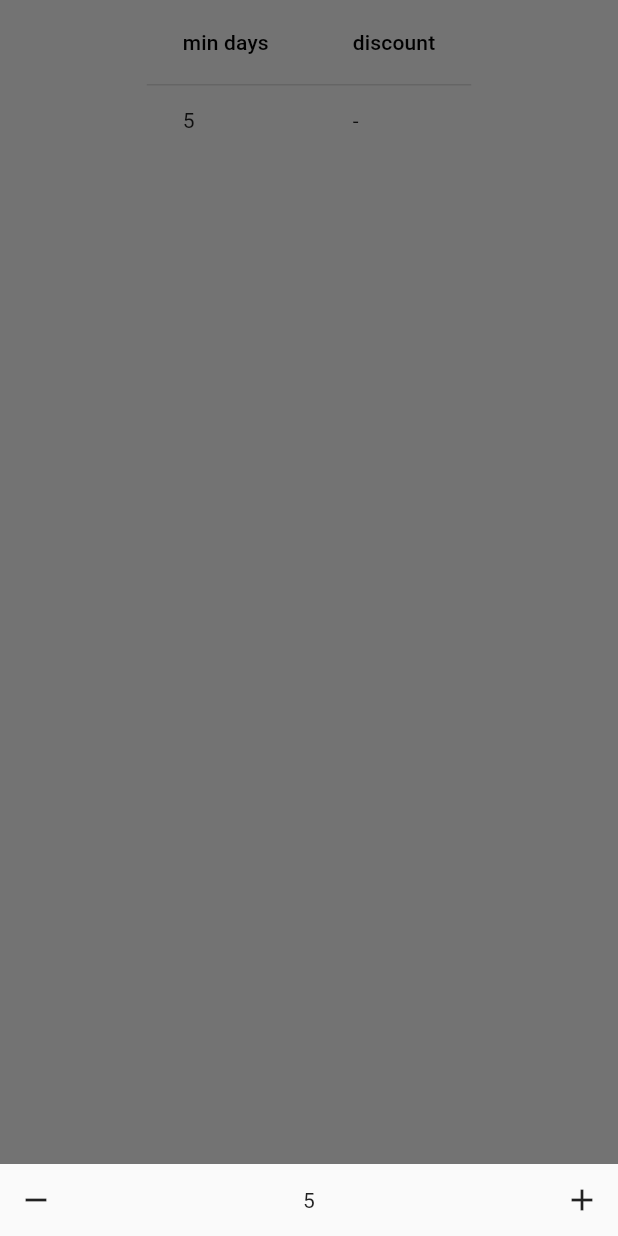
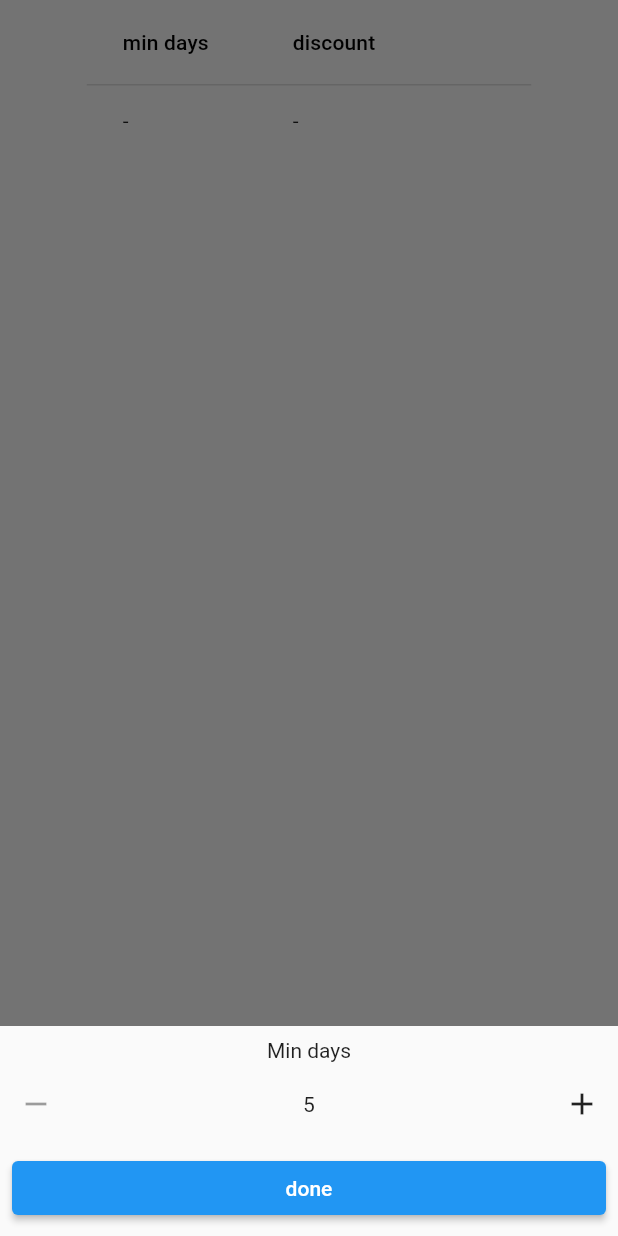
Before and after one commit to cedvdb/flutter_repros, a Flutter app: the screen it shows after launch, after a tap on an icon or button, on a phone screen of 412 x 824 dp. Run offline on Flutter 3.47's test engine with Material 2 defaults, Android fonts, the phone set to English and light mode, and no system bars; our stand-ins replace equatable.

Commit message:
discount table

```diff
--- a/lib/discount_list.dart
+++ b/lib/discount_list.dart
@@ -12,8 +12,7 @@ class DiscountList
   @override
   set length(int length) => _entries.length = length;
 
-  DiscountList([List<DiscountEntry> entries = const []])
-      : assert(entries.length <= 5) {
+  DiscountList([List<DiscountEntry> entries = const []]) {
     for (var entry in entries) {
       _entries.add(entry);
     }
--- a/lib/discount_table_field.dart
+++ b/lib/discount_table_field.dart
@@ -1,20 +1,40 @@
+// ignore_for_file: public_member_api_docs, sort_constructors_first
 import 'dart:math';
 
 import 'package:flutter/material.dart';
+
 import 'package:flutter_repros/discount_entry.dart';
 import 'package:flutter_repros/discount_list.dart';
+import 'package:flutter_repros/internal/bottom_sheet_form.dart';
+import 'package:flutter_repros/internal/cross_platform.dart';
 
-class DiscountValue {
+class DiscountItem {
   int? minDays;
   int? discount;
 
-  DiscountValue({required this.minDays, required this.discount});
+  DiscountItem({required this.minDays, required this.discount});
 
-  DiscountValue.empty()
+  DiscountItem.empty()
       : minDays = null,
         discount = null;
 
+  DiscountItem.fromEntry(DiscountEntry entry)
+      : minDays = entry.minDays,
+        discount = entry.discount;
+
   bool get isValid => minDays != null && discount != null;
+
+  bool get isEmpty => minDays == null && discount == null;
+  bool get isNotEmpty => !isEmpty;
+
+  bool get isMax =>
+      minDays == DiscountEntry.maxMinDays ||
+      discount == DiscountEntry.maxDiscount;
+
+  bool get isNotMax => !isMax;
+
+  @override
+  String toString() => 'DiscountValue(minDays: $minDays, discount: $discount)';
 }
 
 class DiscountTableField extends StatefulWidget {
@@ -32,41 +52,98 @@ class DiscountTableField extends StatefulWidget {
 }
 
 class _DiscountTableFieldState extends State<DiscountTableField> {
-  List<DiscountEntry> entries = [];
-  DiscountValue nextEntry = DiscountValue.empty();
+  static const step = 5;
+  List<DiscountItem> _items = [];
 
   @override
   void initState() {
-    entries = widget.initialValue;
+    _items = widget.initialValue.map(DiscountItem.fromEntry).toList();
+    _items.add(DiscountItem.empty());
     super.initState();
   }
 
-  void _showDaysPicker(BuildContext context) {
-    const min = 5;
-    setState(() => nextEntry.minDays = min);
-    showModalBottomSheet(
-      context: context,
-      useRootNavigator: true,
-      builder: (ctx) => NumberStepperField(
-        max: 100,
-        min: min,
-        onChange: (value) => setState(() => nextEntry.minDays = value),
+  @override
+  void setState(VoidCallback fn) {
+    super.setState(fn);
+    _onChange();
+  }
+
+  void _onChange() {
+    if (_items.isEmpty || (_items.last.isValid && _items.last.isNotMax)) {
+      setState(() => _items.add(DiscountItem.empty()));
+    }
+  }
+
+  void _showDaysPicker(BuildContext context, DiscountItem item) {
+    final itemIndex = _items.indexOf(item);
+    final isFirstItem = itemIndex == 0;
+    final isLastItem = itemIndex == _items.length - 1;
+    final previousItem = isFirstItem ? null : _items[itemIndex - 1];
+    final nextItem = isLastItem ? null : _items[itemIndex + 1];
+    // the minimum is a step above the previous item
+    var min = step;
+    if (!isFirstItem) {
+      min = previousItem!.minDays! + step;
+    }
+    // the maximum is a step below the next item
+    var max = DiscountEntry.maxMinDays;
+    if (!isLastItem && nextItem!.minDays != null) {
+      max = (nextItem.minDays! - step);
+    }
+    int newValue = min;
+    CrossPlatform.showBottomSheet(
+      context,
+      (ctx) => BottomSheetForm(
+        title: 'Min days',
+        onSubmit: () => setState(() => item.minDays = newValue),
+        child: NumberStepperField(
+          initialValue: item.minDays,
+          min: min,
+          max: max,
+          onChange: (newMinDays) => newValue = newMinDays,
+        ),
       ),
     );
   }
 
-  void _showDiscountPicker(BuildContext context) {
-    const min = 5;
-    setState(() => nextEntry.discount = min);
-    showModalBottomSheet(
-      context: context,
-      useRootNavigator: true,
-      builder: (ctx) => NumberStepperField(
-        max: 50,
-        min: min,
-        onChange: (value) => setState(() => nextEntry.discount = value),
+  void _showDiscountPicker(BuildContext context, DiscountItem item) {
+    final itemIndex = _items.indexOf(item);
+    final isFirstItem = itemIndex == 0;
+    final isLastItem = itemIndex == _items.length - 1;
+    final previousItem = isFirstItem ? null : _items[itemIndex - 1];
+    final nextItem = isLastItem ? null : _items[itemIndex + 1];
+    // the minimum is a step above the previous item
+    var min = step;
+    if (!isFirstItem) {
+      min = previousItem!.discount! + step;
+    }
+    // the maximum is a step below the next item
+    var max = DiscountEntry.maxDiscount;
+    if (!isLastItem && nextItem!.discount != null) {
+      max = (nextItem.discount! - step);
+    }
+    int newValue = min;
+
+    // if there is no value for min days we set the min    setState(() => value.discount ??= min);
+    CrossPlatform.showBottomSheet(
+      context,
+      (ctx) => BottomSheetForm(
+        title: 'Discount (%)',
+        onSubmit: () => setState(() => item.discount = newValue),
+        child: NumberStepperField(
+          initialValue: item.discount,
+          min: min,
+          max: max,
+          onChange: (newDiscount) => newValue = newDiscount,
+        ),
       ),
     );
+  }
+
+  void _remove(DiscountItem item) {
+    setState(() {
+      _items.remove(item);
+    });
   }
 
   @override
@@ -77,31 +154,30 @@ class _DiscountTableFieldState extends State<DiscountTableField> {
           columns: const [
             DataColumn(label: Text('min days')),
             DataColumn(label: Text('discount')),
+            DataColumn(label: SizedBox(width: 24)),
           ],
           rows: [
-            for (final entry in entries)
+            for (final item in _items)
               DataRow(
                 cells: [
                   DataCell(
-                    Text(entry.minDays.toString()),
+                    onTap: () => _showDaysPicker(context, item),
+                    Text((item.minDays ?? '-').toString()),
                   ),
                   DataCell(
-                    Text(entry.discount.toString()),
+                    onTap: () => _showDiscountPicker(context, item),
+                    Text((item.discount ?? '-').toString()),
+                  ),
+                  DataCell(
+                    item.isValid
+                        ? IconButton(
+                            onPressed: () => _remove(item),
+                            icon: const Icon(Icons.close, size: 16),
+                          )
+                        : Container(),
                   ),
                 ],
               ),
-            DataRow(
-              cells: [
-                DataCell(
-                  Text((nextEntry.minDays ?? '-').toString()),
-                  onTap: () => _showDaysPicker(context),
-                ),
-                DataCell(
-                  Text((nextEntry.discount ?? '-').toString()),
-                  onTap: () => _showDiscountPicker(context),
-                ),
-              ],
-            )
           ],
         ),
       ],
@@ -113,6 +189,7 @@ class NumberStepperField extends StatefulWidget {
   final int max;
   final int min;
   final int step;
+  final int? initialValue;
   final ValueChanged<int> onChange;
 
   const NumberStepperField({
@@ -120,6 +197,7 @@ class NumberStepperField extends StatefulWidget {
     required this.min,
     required this.max,
     required this.onChange,
+    required this.initialValue,
     this.step = 5,
   }) : super(key: key);
 
@@ -132,7 +210,7 @@ class _NumberStepperFieldState extends State<NumberStepperField> {
 
   @override
   void initState() {
-    _value = widget.min;
+    _value = widget.initialValue ?? widget.min;
     super.initState();
   }
 
@@ -156,12 +234,12 @@ class _NumberStepperFieldState extends State<NumberStepperField> {
       mainAxisAlignment: MainAxisAlignment.spaceBetween,
       children: [
         IconButton(
-          onPressed: _substract,
+          onPressed: _value == widget.min ? null : _substract,
           icon: const Icon(Icons.remove),
         ),
         Text(_value.toString()),
         IconButton(
-          onPressed: _add,
+          onPressed: _value == widget.max ? null : _add,
           icon: const Icon(Icons.add),
         ),
       ],
--- /dev/null
+++ b/lib/internal/app_submit_button.dart
@@ -0,0 +1,23 @@
+import 'package:flutter/material.dart';
+
+class AppSubmitButton extends StatelessWidget {
+  final VoidCallback? onPressed;
+  final Widget? child;
+  final ButtonStyle? style;
+
+  const AppSubmitButton({
+    Key? key,
+    required this.onPressed,
+    this.style,
+    this.child,
+  }) : super(key: key);
+
+  @override
+  Widget build(BuildContext context) {
+    return ElevatedButton(
+      key: const ValueKey('submit'),
+      onPressed: onPressed,
+      child: const Text('done'),
+    );
+  }
+}
--- /dev/null
+++ b/lib/internal/bottom_sheet_form.dart
@@ -0,0 +1,68 @@
+import 'package:flutter/material.dart';
+
+import 'app_submit_button.dart';
+import 'cross_platform.dart';
+
+class BottomSheetForm extends StatelessWidget {
+  final String title;
+  final Widget child;
+  final VoidCallback? onSubmit;
+
+  /// whether what's under the title receives padding
+  final bool contentPadding;
+  final bool showSubmitButton;
+
+  const BottomSheetForm({
+    Key? key,
+    required this.title,
+    required this.child,
+    required this.onSubmit,
+    this.showSubmitButton = true,
+    this.contentPadding = false,
+  }) : super(key: key);
+
+  void _submit(BuildContext context) {
+    CrossPlatform.pop(context);
+    onSubmit?.call();
+  }
+
+  @override
+  Widget build(BuildContext context) {
+    return Column(
+      crossAxisAlignment: CrossAxisAlignment.center,
+      mainAxisSize: MainAxisSize.min,
+      children: [
+        Padding(
+          padding: const EdgeInsets.only(
+            top: 8,
+            left: 8,
+            right: 8,
+            bottom: 0,
+          ),
+          child: Text(
+            title,
+          ),
+        ),
+        const SizedBox(height: 4),
+        if (contentPadding)
+          Padding(
+            padding: const EdgeInsets.all(8),
+            child: child,
+          ),
+        if (!contentPadding) ...[
+          child,
+          const SizedBox(height: 8),
+        ],
+        if (showSubmitButton)
+          SizedBox(
+            width: double.infinity,
+            child: Padding(
+              padding: const EdgeInsets.symmetric(horizontal: 8),
+              child: AppSubmitButton(onPressed: () => _submit(context)),
+            ),
+          ),
+        const SizedBox(height: 8),
+      ],
+    );
+  }
+}
--- /dev/null
+++ b/lib/internal/cross_platform.dart
@@ -0,0 +1,47 @@
+import 'package:flutter/material.dart' hide showBottomSheet;
+
+/// helper class to display bottom sheets that look good on any platform
+abstract class CrossPlatform {
+  static Future<T?> showBottomSheet<T>(
+    BuildContext context,
+    Widget Function(BuildContext) builder, {
+    double? height,
+  }) {
+    final screenWidth = MediaQuery.of(context).size.width;
+
+    if (screenWidth > 900) {
+      return showDialog<T>(
+        context: context,
+        useRootNavigator: true,
+        builder: (ctx) => Dialog(
+          child: ConstrainedBox(
+            constraints: const BoxConstraints(maxWidth: 620),
+            child: SingleChildScrollView(
+              child: builder(ctx),
+            ),
+          ),
+        ),
+      );
+    }
+    return showModalBottomSheet<T>(
+      context: context,
+      isScrollControlled: true,
+      useRootNavigator: true,
+      constraints: height != null
+          ? BoxConstraints.expand(height: height)
+          : BoxConstraints(
+              maxHeight: MediaQuery.of(context).size.height / 2,
+              minWidth: double.infinity,
+            ),
+      builder: (ctx) => SingleChildScrollView(
+        child: Padding(
+          padding: MediaQuery.of(ctx).viewInsets.copyWith(left: 0, right: 0),
+          child: builder(context),
+        ),
+      ),
+    );
+  }
+
+  static void pop(BuildContext context) =>
+      Navigator.of(context, rootNavigator: true).pop();
+}
```
